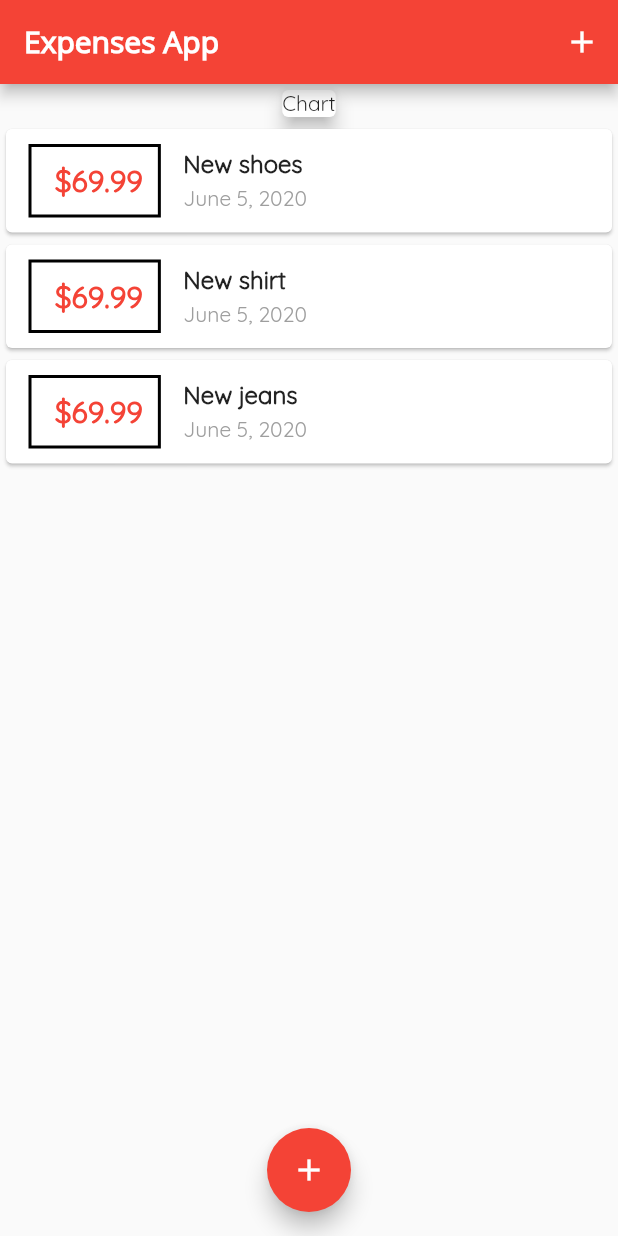
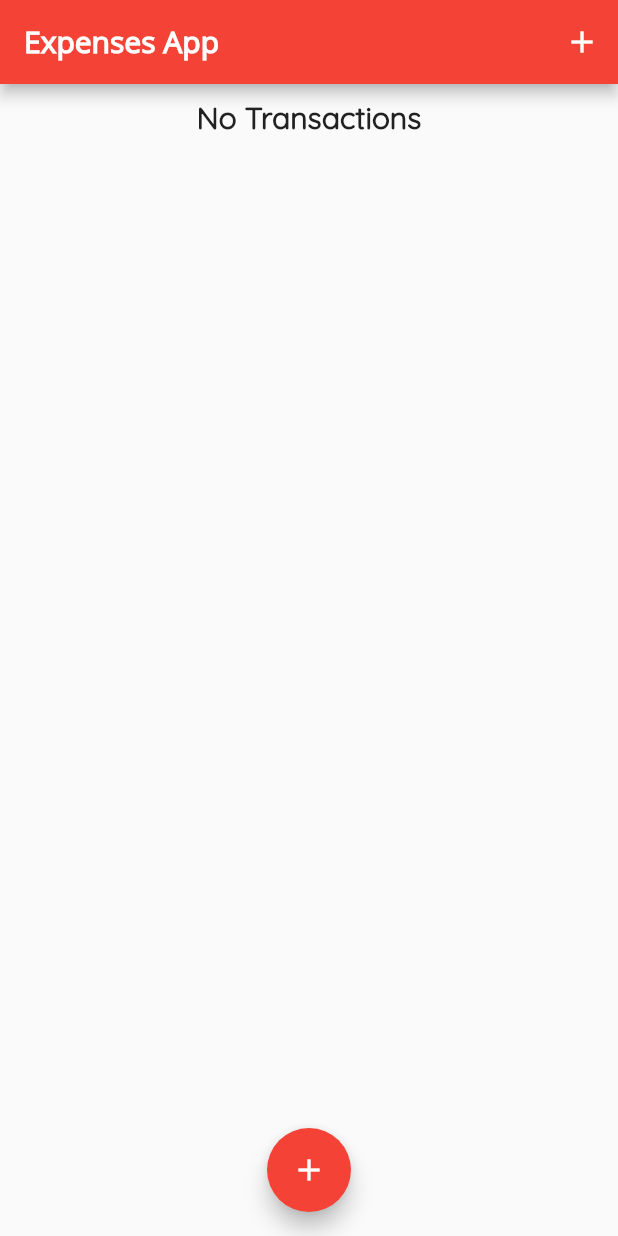
Before and after one commit to akashjindal347/Flutter-Mini-Projects, a Flutter app: the screen it shows after launch, on a phone screen of 412 x 824 dp. Run offline on Flutter 3.47's test engine with Material 2 defaults, Android fonts, the phone set to English and light mode, and no system bars.

```diff
--- a/Expenses App/lib/main.dart
+++ b/Expenses App/lib/main.dart
@@ -1,7 +1,6 @@
 import 'package:flutter/material.dart';
 import 'package:testApp/widgets/new_transaction.dart';
 import 'package:testApp/widgets/transaction_list.dart';
-import 'package:testApp/widgets/user_transactions.dart';
 import './models/transaction.dart';
 
 void main() {
@@ -15,31 +14,40 @@ class MyApp extends StatefulWidget {
 
 class _MyAppState extends State<MyApp> {
   final List<Transaction> userTransactions = [
-    Transaction(
-        id: 't1', title: "New shoes", amount: 69.99, date: DateTime.now()),
-    Transaction(
-        id: 't2', title: "New shirt", amount: 69.99, date: DateTime.now()),
-    Transaction(
-        id: 't3', title: "New jeans", amount: 69.99, date: DateTime.now()),
+    // Transaction(
+    //     id: 't1', title: "New shoes", amount: 69.99, date: DateTime.now()),
+    // Transaction(
+    //     id: 't2', title: "New shirt", amount: 69.99, date: DateTime.now()),
+    // Transaction(
+    //     id: 't3', title: "New jeans", amount: 69.99, date: DateTime.now()),
   ];
 
-  void addTransaction(String txtitle,String txamount)
-  {
+  void addTransaction(String txtitle, String txamount, DateTime date) {
     final amount = double.parse(txamount);
-    final newTx = Transaction(id: DateTime.now().toString(), title: txtitle, amount: amount, date: DateTime.now());
+    final newTx = Transaction(
+        id: DateTime.now().toString(),
+        title: txtitle,
+        amount: amount,
+        date: date);
 
     setState(() {
       userTransactions.add(newTx);
     });
   }
 
-  void _startAddTransaction(BuildContext ctx)
-  {
-    showModalBottomSheet(context: ctx,
-    builder: (_) {
-      return NewTransaction(addTransaction);
+  void deleteTransaction(String id) {
+    setState(() {
+      userTransactions.removeWhere((tx) => tx.id == id);
+    });
+  }
 
-    },);
+  void _startAddTransaction(BuildContext ctx) {
+    showModalBottomSheet(
+      context: ctx,
+      builder: (_) {
+        return NewTransaction(addTransaction);
+      },
+    );
   }
 
   @override
@@ -51,32 +59,40 @@ class _MyAppState extends State<MyApp> {
       ),
       home: Scaffold(
         appBar: AppBar(
-          title: Text("Expenses App", style: TextStyle(fontFamily: 'OpenSans',fontWeight: FontWeight.bold),),
+          title: Text(
+            "Expenses App",
+            style:
+                TextStyle(fontFamily: 'OpenSans', fontWeight: FontWeight.bold),
+          ),
           // backgroundColor: Colors.red,
           actions: <Widget>[
-            IconButton(icon: Icon(Icons.add), onPressed: ()=>_startAddTransaction(context))
+            Builder(
+              builder: (context) {
+                return IconButton(
+                    icon: Icon(Icons.add),
+                    onPressed: () => _startAddTransaction(context));
+              }
+            )
           ],
         ),
         body: SingleChildScrollView(
-                  child: Container(
+          child: Container(
             child: Column(
               // mainAxisAlignment: MainAxisAlignment.center,
               // crossAxisAlignment: CrossAxisAlignment.center,
               children: <Widget>[
-                Card(
-                  child: Container(child: Text("Chart")),
-                  elevation: 5,
-                ),
-                TransactionList(userTransactions),
+                TransactionList(userTransactions, deleteTransaction),
               ],
             ),
           ),
         ),
         floatingActionButtonLocation: FloatingActionButtonLocation.centerFloat,
-        floatingActionButton: Builder(builder: (context){
-          return FloatingActionButton(onPressed: ()=>_startAddTransaction(context), child: Icon(Icons.add),);
-        }
-        ),
+        floatingActionButton: Builder(builder: (context) {
+          return FloatingActionButton(
+            onPressed: () => _startAddTransaction(context),
+            child: Icon(Icons.add),
+          );
+        }),
       ),
     );
   }
--- a/Expenses App/lib/widgets/transaction_list.dart
+++ b/Expenses App/lib/widgets/transaction_list.dart
@@ -1,61 +1,58 @@
 import 'package:flutter/material.dart';
-import 'package:testApp/widgets/user_transactions.dart';
 import '../models/transaction.dart';
 import 'package:intl/intl.dart';
 
 class TransactionList extends StatelessWidget {
+  List<Transaction> userTransactions;
+  final Function deleteTransaction;
 
-  List<Transaction> userTransactions;
-
- TransactionList(this.userTransactions);
+  TransactionList(this.userTransactions, this.deleteTransaction);
 //  print(userTransactions);
 
   @override
   Widget build(BuildContext context) {
-    return  Container(
-      height: 320,
-      child: ListView.builder(
-            itemBuilder: (ctx,index){
-              return Card(
-                child: Row(
-                  children: <Widget>[
-                    Container(
-                      margin: EdgeInsets.symmetric(vertical: 10, horizontal: 15),
+    return userTransactions.isEmpty
+        ? Container(
+          margin: EdgeInsets.symmetric(vertical:10),
+          child: Center(
+
               child: Text(
-                        ' \$${userTransactions[index].amount.toStringAsFixed(2)}',
+                "No Transactions",
+                // textDirection: TextDirection.ltr,
                 style: TextStyle(
-                          fontWeight: FontWeight.bold,
                   fontSize: 20,
-                          color: Theme.of(context).primaryColor,
+                  fontWeight:FontWeight.bold,
+                  color: Colors.black87,
                 ),
               ),
-                      decoration: BoxDecoration(
-                          border: Border.all(color: Colors.black, width: 2)),
-                      padding: EdgeInsets.symmetric(vertical: 10, horizontal: 10),
-                    ),
-                    Container(
-                      child: Column(
-                        crossAxisAlignment: CrossAxisAlignment.start,
-                        children: <Widget>[
-                          Text(
-                            userTransactions[index].title,
-                            style: TextStyle(
-                              fontSize: 16,
-                              fontWeight: FontWeight.bold,
-                            ),
-                          ),
-                          Padding(padding: EdgeInsets.symmetric(vertical: 2)),
-                          Text(
-                            DateFormat.yMMMMd("en_US").format(userTransactions[index].date),
-                            style: TextStyle(
-                              fontSize: 14,
-                              color: Colors.grey,
-                            ),
-                          ),
-                        ],
             ),
         )
-                  ],
+        : Container(
+            height: 550,
+            child: ListView.builder(
+              itemBuilder: (ctx, index) {
+                return Card(
+                  margin: EdgeInsets.symmetric(vertical: 8, horizontal: 5),
+                  elevation: 5,
+                  child: ListTile(
+                    leading: CircleAvatar(
+                      child: Padding(
+                          padding: EdgeInsets.all(6),
+                          child: FittedBox(
+                              child:
+                                  Text('\$${userTransactions[index].amount}'))),
+                    ),
+                    title: Text(
+                      userTransactions[index].title,
+                      style: TextStyle(color: Colors.black),
+                    ),
+                    subtitle: Text(
+                      DateFormat.yMd().format(userTransactions[index].date),
+                    ),
+                    trailing: IconButton(
+                        icon: Icon(Icons.delete),
+                        onPressed: () =>
+                            {deleteTransaction(userTransactions[index].id)}),
                   ),
                 );
               },
```
Also changed, not shown: Expenses App/lib/widgets/chart.dart (added, +13 -0 lines), Expenses App/lib/widgets/new_transaction.dart (+45 -8 lines), Expenses App/lib/widgets/user_transactions.dart (deleted, +0 -22 lines). Lines whose indentation alone changed are shown as unchanged.
